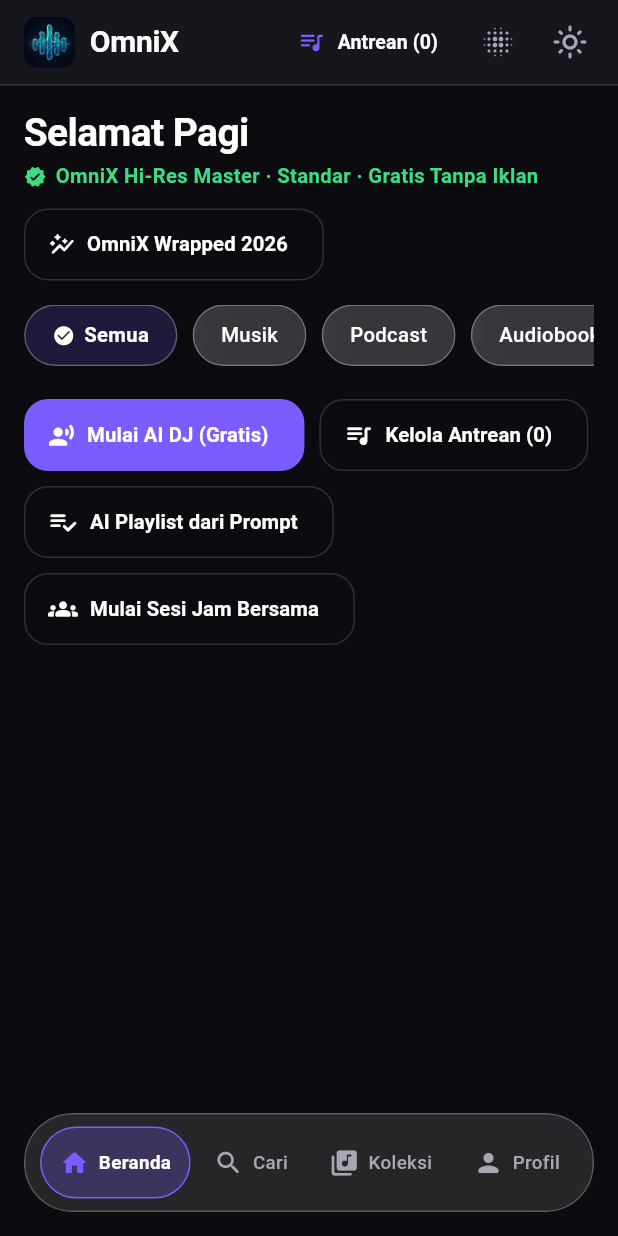
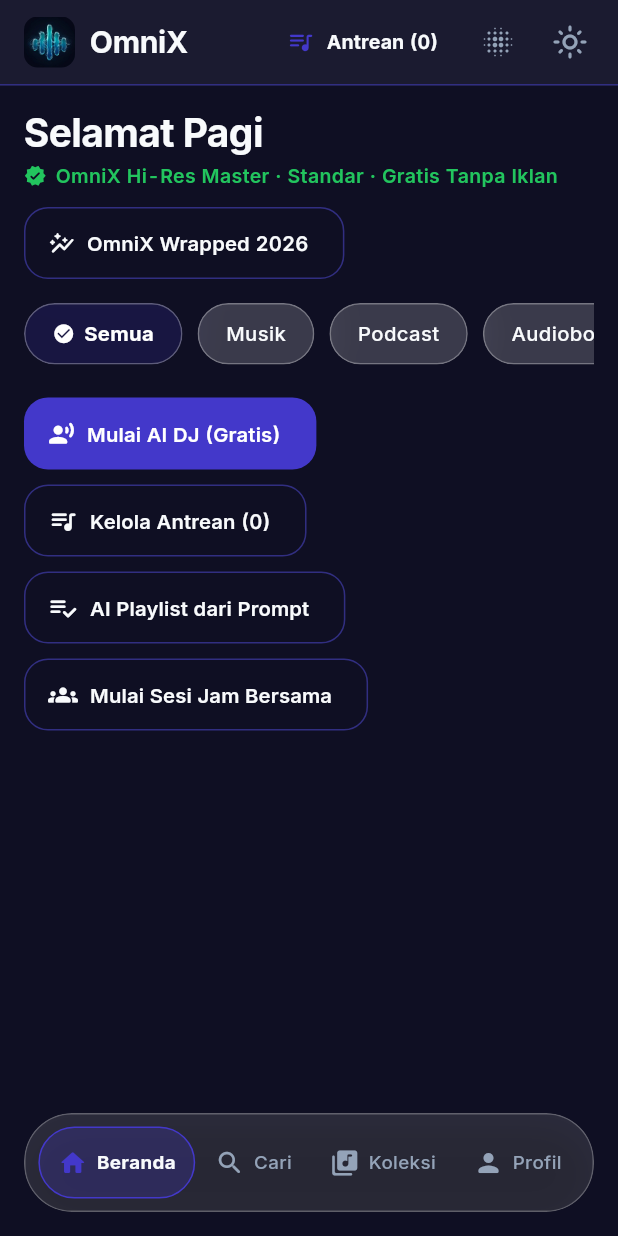
Before and after one commit to cndrid/omnix, a Flutter app: the screen it shows after launch, on a phone screen of 412 x 824 dp. Run offline on Flutter 3.47's test engine with Material 3 defaults, Android fonts, the phone set to English and light mode, and no system bars; our stand-ins replace audio_service, chewie, flutter_riverpod, google_fonts, just_audio, video_player; missing offline and left inert: audio_session, youtube_explode_dart; statements that could not run were skipped.

Commit message:
Client-side OmniX: arsitektur tanpa server + UI redesign (17 Nov 2026)

```diff
--- a/omniX-app/lib/theme/omnix_theme.dart
+++ b/omniX-app/lib/theme/omnix_theme.dart
@@ -1,17 +1,19 @@
 import 'dart:ui';
 import 'package:flutter/material.dart';
+import 'package:google_fonts/google_fonts.dart';
 
 class OmniXTokens {
-  // OmniX Master PRD Tokens
-  static const Color darkCanvas = Color(0xFF0B0B10);
-  static const Color darkSurface = Color(0xFF16161D);
-  static const Color darkSurfaceElevated = Color(0xFF20202B);
-  static const Color darkBorder = Color(0xFF2E2E3D);
-  static const Color darkTextPrimary = Color(0xFFFFFFFF);
-  static const Color darkTextSecondary = Color(0xFFA7A7B3);
-  static const Color darkAccent = Color(0xFF7C5CFF);
-  static const Color darkAccentBright = Color(0xFFA58FFF);
-  static const Color successGreen = Color(0xFF3DDC84);
+  // Token dari design system "music streaming app dark premium"
+  // (ui-ux-pro-max --design-system): Dark Mode OLED.
+  static const Color darkCanvas = Color(0xFF0F0F23);
+  static const Color darkSurface = Color(0xFF1B1B30);
+  static const Color darkSurfaceElevated = Color(0xFF23233F);
+  static const Color darkBorder = Color(0xFF312E81);
+  static const Color darkTextPrimary = Color(0xFFF8FAFC);
+  static const Color darkTextSecondary = Color(0xFF94A3B8);
+  static const Color darkAccent = Color(0xFF4338CA);
+  static const Color darkAccentBright = Color(0xFF818CF8);
+  static const Color successGreen = Color(0xFF22C55E);
   static const Color dangerRed = Color(0xFFFF5C5C);
 
   static const Color lightCanvas = Color(0xFFF6F6FB);
@@ -20,7 +22,7 @@ class OmniXTokens {
   static const Color lightBorder = Color(0xFFD0D0E0);
   static const Color lightTextPrimary = Color(0xFF111118);
   static const Color lightTextSecondary = Color(0xFF48485A);
-  static const Color lightAccent = Color(0xFF522ED3);
+  static const Color lightAccent = Color(0xFF4338CA);
 
   static const double radiusThumb = 12.0;
   static const double radiusInput = 16.0;
@@ -106,7 +108,8 @@ class OmniXTheme {
       hoverColor: textPrimary.withValues(alpha: 0.06),
       splashColor: accent.withValues(alpha: 0.14),
       dividerColor: border,
-      textTheme: TextTheme(
+      textTheme: GoogleFonts.interTextTheme(
+        TextTheme(
           headlineMedium: TextStyle(
             color: textPrimary,
             fontSize: 26,
@@ -123,7 +126,7 @@ class OmniXTheme {
           ),
           titleMedium: TextStyle(
             color: textPrimary,
-          fontSize: 15.5,
+            fontSize: 17,
             fontWeight: FontWeight.w600,
             height: 1.3,
           ),
@@ -135,7 +138,7 @@ class OmniXTheme {
           ),
           bodyMedium: TextStyle(
             color: textSecondary,
-          fontSize: 13.5,
+            fontSize: 13,
             fontWeight: FontWeight.w400,
             height: 1.4,
             fontFeatures: const [FontFeature.tabularFigures()],
@@ -145,6 +148,7 @@ class OmniXTheme {
             fontSize: 13.5,
             fontWeight: FontWeight.w600,
             fontFeatures: const [FontFeature.tabularFigures()],
+          ),
         ),
       ),
       cardTheme: CardThemeData(
```
Lines whose indentation alone changed are shown as unchanged.
